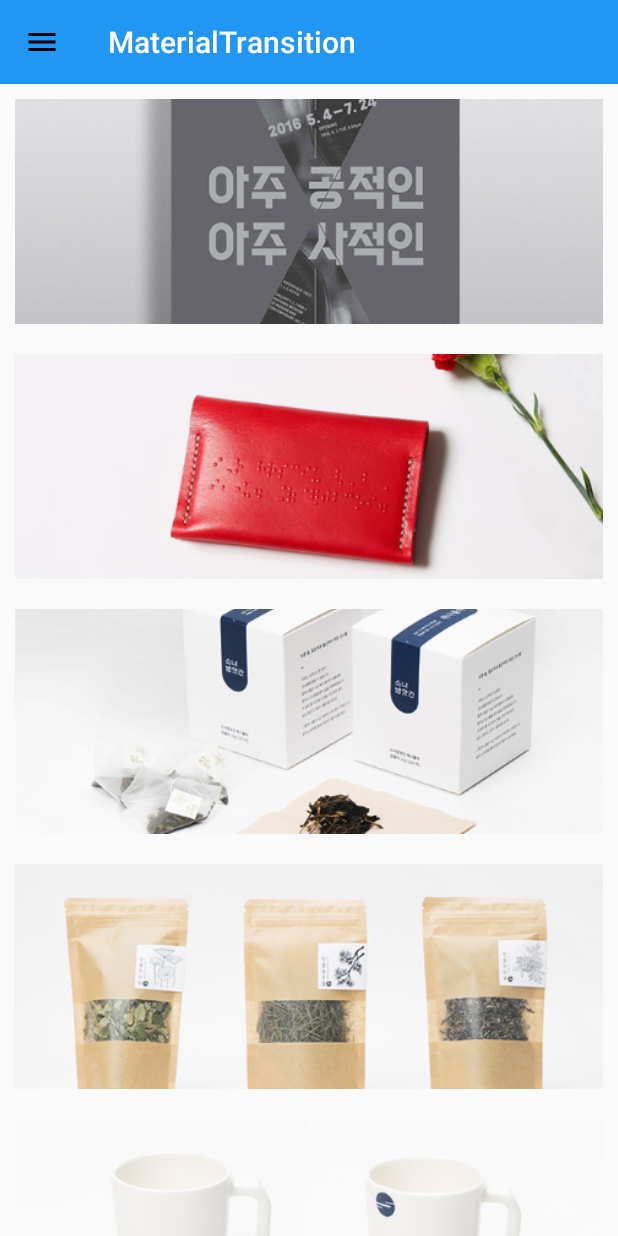
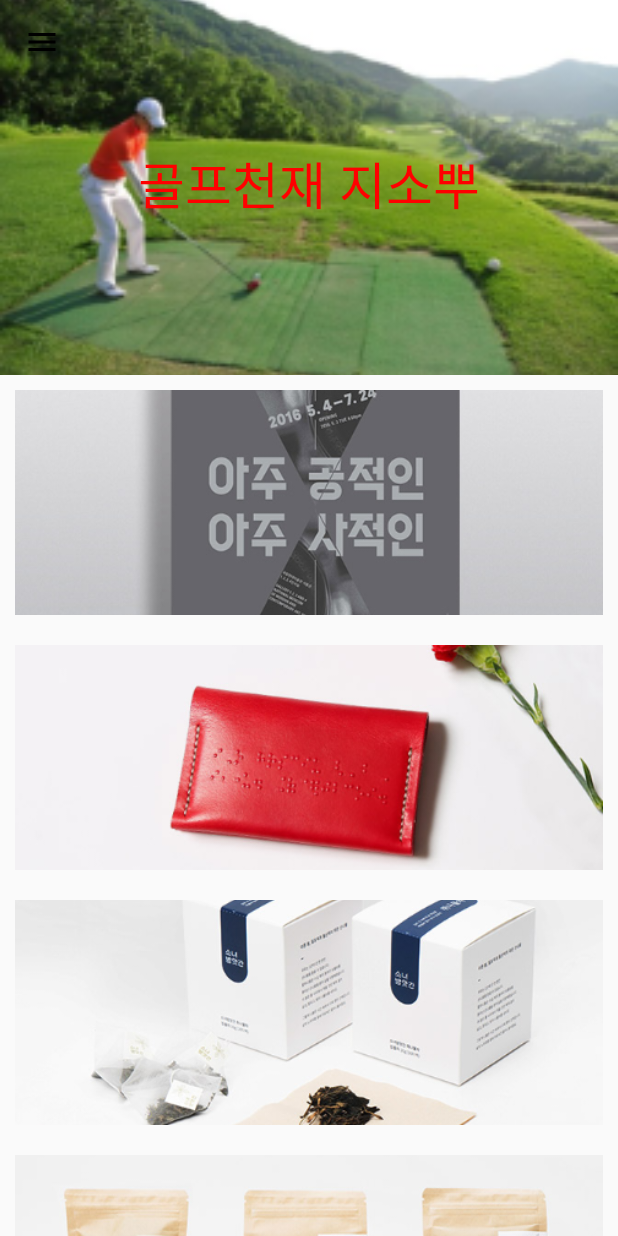
Before and after one commit to JuL1205/JuLib, an Android app: the MaterialTransitionActivity screen opened directly, with no data from a screen before it, on a phone screen of 412 x 824 dp. Run offline under Robolectric (Android 15) with nearby library versions, the phone set to English and light mode, and no system bars.

Commit message:
collpase toolbar

```diff
--- a/app/src/main/java/jul/lib/test/activity/MaterialTransitionActivity.java
+++ b/app/src/main/java/jul/lib/test/activity/MaterialTransitionActivity.java
@@ -4,6 +4,7 @@ import android.content.Context;
 import android.content.Intent;
 import android.os.Bundle;
 import android.support.annotation.Nullable;
+import android.support.design.widget.CollapsingToolbarLayout;
 import android.support.v4.view.GravityCompat;
 import android.support.v4.widget.DrawerLayout;
 import android.support.v7.app.AppCompatActivity;
@@ -33,6 +34,7 @@ public class MaterialTransitionActivity extends AppCompatActivity implements Mat
 
     private Toolbar mToolbar;
     private DrawerLayout mDrawerLayout;
+    private CollapsingToolbarLayout mCollapsingToolbarLayout;
 
     public static void invoke(Context context){
         Intent i = new Intent(context, MaterialTransitionActivity.class);
@@ -52,6 +54,9 @@ public class MaterialTransitionActivity extends AppCompatActivity implements Mat
         getSupportActionBar().setHomeAsUpIndicator(R.drawable.ic_menu_black_24dp);
         getSupportActionBar().setDisplayHomeAsUpEnabled(true);
 
+        mCollapsingToolbarLayout.setExpandedTitleColor(0xffff0000);
+        mCollapsingToolbarLayout.setCollapsedTitleTextColor(0xffffffff);
+
         mPresenter.initSampleImageList();
 
     }
@@ -68,6 +73,8 @@ public class MaterialTransitionActivity extends AppCompatActivity implements Mat
         setSupportActionBar(mToolbar);
 
         mDrawerLayout = (DrawerLayout) findViewById(R.id.drawer_layout);
+
+        mCollapsingToolbarLayout = (CollapsingToolbarLayout) findViewById(R.id.collapsing_toolbar);
     }
 
     @Override
--- a/app/src/main/res/layout/activity_material_transition.xml
+++ b/app/src/main/res/layout/activity_material_transition.xml
@@ -6,22 +6,51 @@
     android:layout_height="match_parent"
     android:fitsSystemWindows="true">
 
-
-    <RelativeLayout
+    <android.support.design.widget.CoordinatorLayout
+        android:id="@+id/content"
         android:layout_width="match_parent"
-        android:layout_height="match_parent">
-        <android.support.v7.widget.Toolbar
-            android:id="@+id/toolbar"
-            android:layout_width="match_parent"
-            android:layout_height="?attr/actionBarSize"
-            app:theme="@style/ActionToolbar"/>
+        android:layout_height="match_parent"
+        android:orientation="vertical">
         <android.support.v7.widget.RecyclerView
             android:id="@+id/recycler_view"
             android:layout_width="match_parent"
             android:layout_height="match_parent"
-            android:layout_below="@id/toolbar"/>
+            app:layout_behavior="@string/appbar_scrolling_view_behavior"/>
 
-    </RelativeLayout>
+        <android.support.design.widget.AppBarLayout
+            android:id="@+id/appBarLayout"
+            android:layout_width="match_parent"
+            android:layout_height="250dp">
+            <android.support.design.widget.CollapsingToolbarLayout
+                android:id="@+id/collapsing_toolbar"
+                android:layout_width="match_parent"
+                android:layout_height="match_parent"
+                app:title="골프천재 지소뿌"
+                app:expandedTitleGravity="center"
+                app:layout_scrollFlags="scroll|exitUntilCollapsed"
+                app:contentScrim="?attr/colorPrimary">
+                <ImageView
+                    android:layout_width="match_parent"
+                    android:layout_height="match_parent"
+                    android:src="@drawable/test"
+                    android:scaleType="centerCrop"
+                    app:layout_collapseMode="parallax"/>
+                <android.support.v7.widget.Toolbar
+                    android:id="@+id/toolbar"
+                    android:layout_width="match_parent"
+                    android:layout_height="?attr/actionBarSize"
+                    app:layout_collapseMode="pin"/>
+
+
+            </android.support.design.widget.CollapsingToolbarLayout>
+
+
+        </android.support.design.widget.AppBarLayout>
+    </android.support.design.widget.CoordinatorLayout>
+
+
+
+
 
     <android.support.design.widget.NavigationView
         android:id="@+id/navigation_view"
```
Also changed, not shown: app/src/main/res/drawable-xxxhdpi/test.jpg (added).
